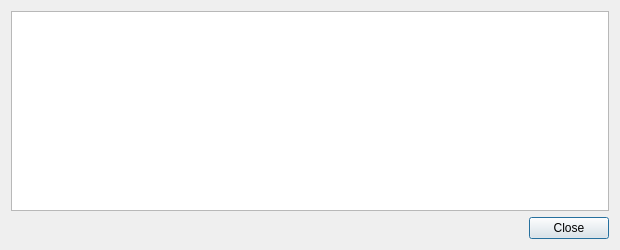
This is src/qt/forms/transactiondescdialog.ui in gridcoin/Gridcoin-master as Qt 5 draws it before an edit. The edited form follows.
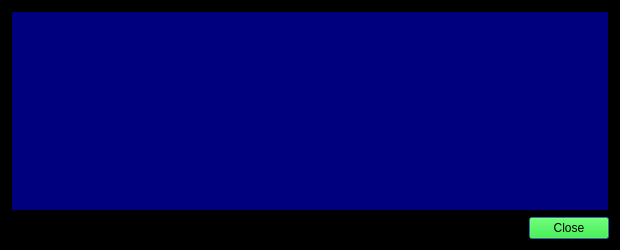
This is the edited form.

Diff of the .ui file:
```diff
--- a/src/qt/forms/transactiondescdialog.ui
+++ b/src/qt/forms/transactiondescdialog.ui
@@ -10,15 +10,314 @@
     <height>250</height>
    </rect>
   </property>
+  <property name="palette">
+   <palette>
+    <active>
+     <colorrole role="WindowText">
+      <brush brushstyle="SolidPattern">
+       <color alpha="255">
+        <red>0</red>
+        <green>255</green>
+        <blue>0</blue>
+       </color>
+      </brush>
+     </colorrole>
+     <colorrole role="Button">
+      <brush brushstyle="SolidPattern">
+       <color alpha="255">
+        <red>0</red>
+        <green>255</green>
+        <blue>0</blue>
+       </color>
+      </brush>
+     </colorrole>
+     <colorrole role="Base">
+      <brush brushstyle="SolidPattern">
+       <color alpha="255">
+        <red>255</red>
+        <green>255</green>
+        <blue>255</blue>
+       </color>
+      </brush>
+     </colorrole>
+     <colorrole role="Window">
+      <brush brushstyle="SolidPattern">
+       <color alpha="255">
+        <red>0</red>
+        <green>0</green>
+        <blue>0</blue>
+       </color>
+      </brush>
+     </colorrole>
+    </active>
+    <inactive>
+     <colorrole role="WindowText">
+      <brush brushstyle="SolidPattern">
+       <color alpha="255">
+        <red>0</red>
+        <green>255</green>
+        <blue>0</blue>
+       </color>
+      </brush>
+     </colorrole>
+     <colorrole role="Button">
+      <brush brushstyle="SolidPattern">
+       <color alpha="255">
+        <red>0</red>
+        <green>255</green>
+        <blue>0</blue>
+       </color>
+      </brush>
+     </colorrole>
+     <colorrole role="Base">
+      <brush brushstyle="SolidPattern">
+       <color alpha="255">
+        <red>255</red>
+        <green>255</green>
+        <blue>255</blue>
+       </color>
+      </brush>
+     </colorrole>
+     <colorrole role="Window">
+      <brush brushstyle="SolidPattern">
+       <color alpha="255">
+        <red>0</red>
+        <green>0</green>
+        <blue>0</blue>
+       </color>
+      </brush>
+     </colorrole>
+    </inactive>
+    <disabled>
+     <colorrole role="WindowText">
+      <brush brushstyle="SolidPattern">
+       <color alpha="255">
+        <red>120</red>
+        <green>120</green>
+        <blue>120</blue>
+       </color>
+      </brush>
+     </colorrole>
+     <colorrole role="Button">
+      <brush brushstyle="SolidPattern">
+       <color alpha="255">
+        <red>0</red>
+        <green>255</green>
+        <blue>0</blue>
+       </color>
+      </brush>
+     </colorrole>
+     <colorrole role="Base">
+      <brush brushstyle="SolidPattern">
+       <color alpha="255">
+        <red>0</red>
+        <green>0</green>
+        <blue>0</blue>
+       </color>
+      </brush>
+     </colorrole>
+     <colorrole role="Window">
+      <brush brushstyle="SolidPattern">
+       <color alpha="255">
+        <red>0</red>
+        <green>0</green>
+        <blue>0</blue>
+       </color>
+      </brush>
+     </colorrole>
+    </disabled>
+   </palette>
+  </property>
   <property name="windowTitle">
    <string>Transaction details</string>
   </property>
+  <property name="windowOpacity">
+   <double>55.000000000000000</double>
+  </property>
+  <property name="autoFillBackground">
+   <bool>true</bool>
+  </property>
   <layout class="QVBoxLayout" name="verticalLayout">
    <item>
     <widget class="QTextEdit" name="detailText">
+     <property name="palette">
+      <palette>
+       <active>
+        <colorrole role="Button">
+         <brush brushstyle="SolidPattern">
+          <color alpha="255">
+           <red>255</red>
+           <green>255</green>
+           <blue>0</blue>
+          </color>
+         </brush>
+        </colorrole>
+        <colorrole role="Light">
+         <brush brushstyle="SolidPattern">
+          <color alpha="255">
+           <red>255</red>
+           <green>255</green>
+           <blue>0</blue>
+          </color>
+         </brush>
+        </colorrole>
+        <colorrole role="Midlight">
+         <brush brushstyle="SolidPattern">
+          <color alpha="255">
+           <red>255</red>
+           <green>255</green>
+           <blue>0</blue>
+          </color>
+         </brush>
+        </colorrole>
+        <colorrole role="Text">
+         <brush brushstyle="SolidPattern">
+          <color alpha="255">
+           <red>255</red>
+           <green>255</green>
+           <blue>0</blue>
+          </color>
+         </brush>
+        </colorrole>
+        <colorrole role="BrightText">
+         <brush brushstyle="SolidPattern">
+          <color alpha="255">
+           <red>0</red>
+           <green>255</green>
+           <blue>127</blue>
+          </color>
+         </brush>
+        </colorrole>
+        <colorrole role="Base">
+         <brush brushstyle="SolidPattern">
+          <color alpha="255">
+           <red>0</red>
+           <green>0</green>
+           <blue>127</blue>
+          </color>
+         </brush>
+        </colorrole>
+       </active>
+       <inactive>
+        <colorrole role="Button">
+         <brush brushstyle="SolidPattern">
+          <color alpha="255">
+           <red>255</red>
+           <green>255</green>
+           <blue>0</blue>
+          </color>
+         </brush>
+        </colorrole>
+        <colorrole role="Light">
+         <brush brushstyle="SolidPattern">
+          <color alpha="255">
+           <red>255</red>
+           <green>255</green>
+           <blue>0</blue>
+          </color>
+         </brush>
+        </colorrole>
+        <colorrole role="Midlight">
+         <brush brushstyle="SolidPattern">
+          <color alpha="255">
+           <red>255</red>
+           <green>255</green>
+           <blue>0</blue>
+          </color>
+         </brush>
+        </colorrole>
+        <colorrole role="Text">
+         <brush brushstyle="SolidPattern">
+          <color alpha="255">
+           <red>255</red>
+           <green>255</green>
+           <blue>0</blue>
+          </color>
+         </brush>
+        </colorrole>
+        <colorrole role="BrightText">
+         <brush brushstyle="SolidPattern">
+          <color alpha="255">
+           <red>0</red>
+           <green>255</green>
+           <blue>127</blue>
+          </color>
+         </brush>
+        </colorrole>
+        <colorrole role="Base">
+         <brush brushstyle="SolidPattern">
+          <color alpha="255">
+           <red>0</red>
+           <green>0</green>
+           <blue>127</blue>
+          </color>
+         </brush>
+        </colorrole>
+       </inactive>
+       <disabled>
+        <colorrole role="Button">
+         <brush brushstyle="SolidPattern">
+          <color alpha="255">
+           <red>255</red>
+           <green>255</green>
+           <blue>0</blue>
+          </color>
+         </brush>
+        </colorrole>
+        <colorrole role="Light">
+         <brush brushstyle="SolidPattern">
+          <color alpha="255">
+           <red>255</red>
+           <green>255</green>
+           <blue>0</blue>
+          </color>
+         </brush>
+        </colorrole>
+        <colorrole role="Midlight">
+         <brush brushstyle="SolidPattern">
+          <color alpha="255">
+           <red>255</red>
+           <green>255</green>
+           <blue>0</blue>
+          </color>
+         </brush>
+        </colorrole>
+        <colorrole role="Text">
+         <brush brushstyle="SolidPattern">
+          <color alpha="255">
+           <red>120</red>
+           <green>120</green>
+           <blue>120</blue>
+          </color>
+         </brush>
+        </colorrole>
+        <colorrole role="BrightText">
+         <brush brushstyle="SolidPattern">
+          <color alpha="255">
+           <red>0</red>
+           <green>255</green>
+           <blue>127</blue>
+          </color>
+         </brush>
+        </colorrole>
+        <colorrole role="Base">
+         <brush brushstyle="SolidPattern">
+          <color alpha="255">
+           <red>0</red>
+           <green>0</green>
+           <blue>0</blue>
+          </color>
+         </brush>
+        </colorrole>
+       </disabled>
+      </palette>
+     </property>
      <property name="toolTip">
       <string>This pane shows a detailed description of the transaction</string>
      </property>
+     <property name="autoFillBackground">
+      <bool>true</bool>
+     </property>
      <property name="readOnly">
       <bool>true</bool>
      </property>
```
